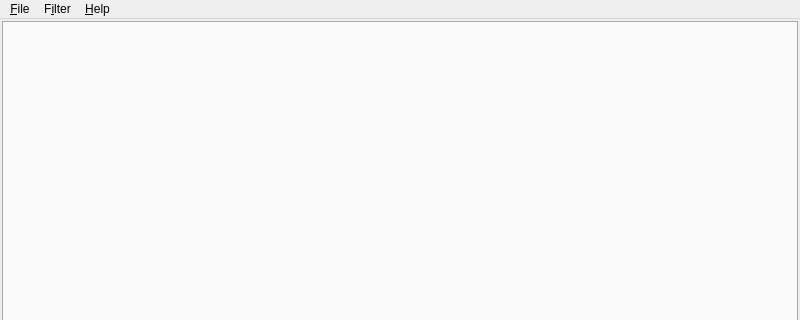
Above: astrofilemanager/ui/MainWindow.ui from bcolyn/PhotonFinder before the change; both pictures show x 0 to 800 and y 0 to 320 of the 800 by 600 pixel window. Below: the same form after it.
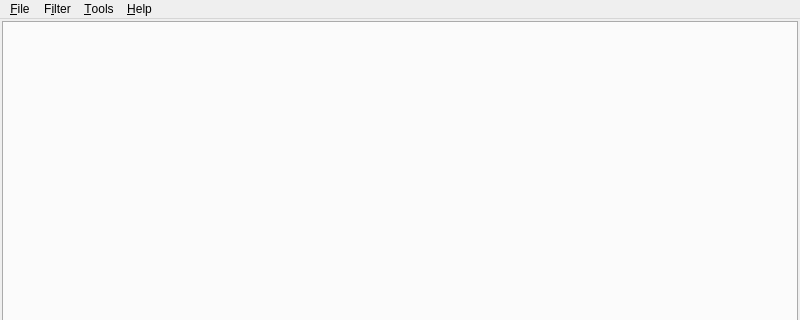
That is the form after the change.

```diff
--- a/astrofilemanager/ui/MainWindow.ui
+++ b/astrofilemanager/ui/MainWindow.ui
@@ -91,8 +91,15 @@
     <addaction name="actionGain"/>
     <addaction name="actionTemperature"/>
    </widget>
+   <widget class="QMenu" name="menu_Tools">
+    <property name="title">
+     <string>&amp;Tools</string>
+    </property>
+    <addaction name="action_Export_Data"/>
+   </widget>
    <addaction name="menu_File"/>
    <addaction name="menuFilter"/>
+   <addaction name="menu_Tools"/>
    <addaction name="menu_Help"/>
   </widget>
   <widget class="QStatusBar" name="statusbar"/>
```
Left out of the diff: 22 changed lines with no effect on the pictures.
